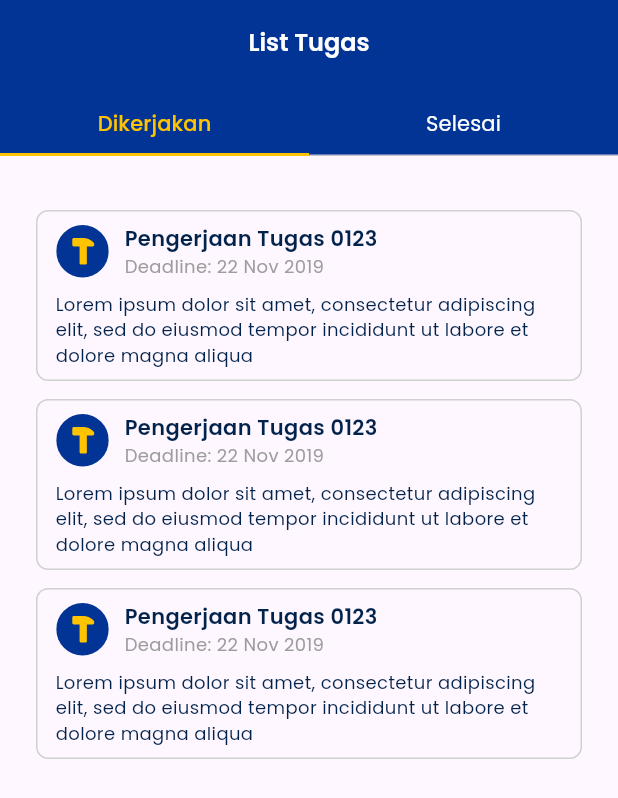
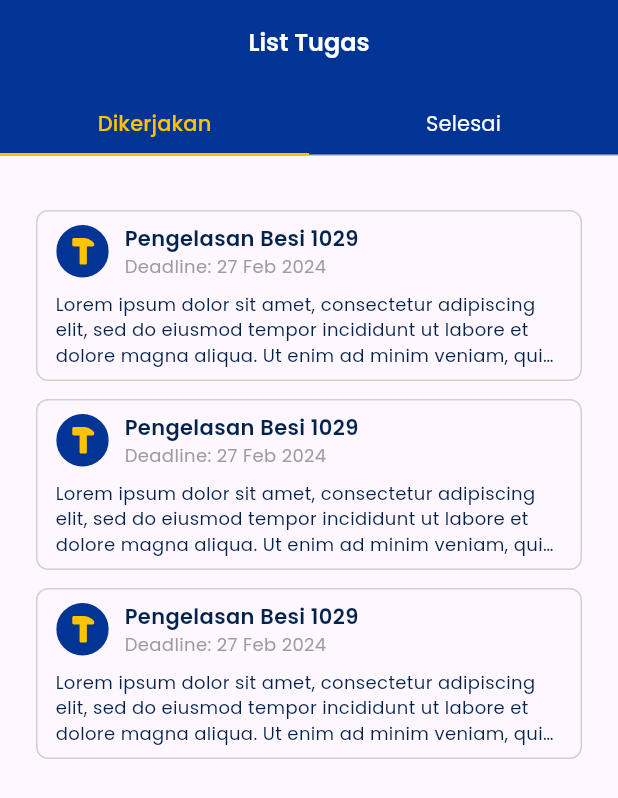
Before and after one commit to SenjaKids/POS-SumaJayaAnugerah, a Flutter app: the TasksStaffPage screen opened directly, on a phone screen of 412 x 824 dp. Shown: the top 798 px of the screen. Run offline on Flutter 3.47's test engine with Material 3 defaults, Android fonts, the phone set to English and light mode, and no system bars; our stand-ins replace flutter_svg.

Commit message:
feat: Create task detail page for staff

```diff
--- a/lib/features/Auth/presentation/pages/login.dart
+++ b/lib/features/Auth/presentation/pages/login.dart
@@ -42,7 +42,7 @@ class LoginPage extends StatelessWidget {
                 children: [
                   const SJATextField(
                     variant: SJATextFieldType.iconInside,
-                    label: 'Username',
+                    label: 'Email',
                     prefixIcon: 'user',
                   ),
                   const SizedBox(height: 16),
--- a/lib/features/Orders/presentation/pages/tasks_staff.dart
+++ b/lib/features/Orders/presentation/pages/tasks_staff.dart
@@ -31,7 +31,16 @@ class TasksStaffPage extends StatelessWidget {
       padding: const EdgeInsets.symmetric(horizontal: 24, vertical: 36),
       itemCount: 3,
       separatorBuilder: (context, index) => const SizedBox(height: 12),
-      itemBuilder: (context, index) => const TaskCard(),
+      itemBuilder: (context, index) => GestureDetector(
+        onTap: () => Navigator.pushNamed(context, '/task-details-staff',
+            arguments: false),
+        child: const TaskCard(
+          title: 'Pengelasan Besi 1029',
+          subTitle: 'Deadline: 27 Feb 2024',
+          description:
+              'Lorem ipsum dolor sit amet, consectetur adipiscing elit, sed do eiusmod tempor incididunt ut labore et dolore magna aliqua. Ut enim ad minim veniam, quis nostrud exercitation ullamco laboris nisi ut aliquip ex ea commodo consequat. Duis aute',
+        ),
+      ),
     );
   }
 
@@ -40,7 +49,16 @@ class TasksStaffPage extends StatelessWidget {
       padding: const EdgeInsets.symmetric(horizontal: 24, vertical: 36),
       itemCount: 10,
       separatorBuilder: (context, index) => const SizedBox(height: 12),
-      itemBuilder: (context, index) => const TaskCard(),
+      itemBuilder: (context, index) => GestureDetector(
+        onTap: () => Navigator.pushNamed(context, '/task-details-staff',
+            arguments: true),
+        child: const TaskCard(
+          title: 'Pemasangan Balok Besi PT. Jaya',
+          subTitle: 'Selesai pada 20 Des 2023',
+          description:
+              'Lorem ipsum dolor sit amet, consectetur adipiscing elit, sed do eiusmod tempor incididunt ut labore et dolore magna aliqua. Ut enim ad minim veniam, quis nostrud exercitation ullamco laboris nisi ut aliquip ex ea commodo consequat. Duis aute',
+        ),
+      ),
     );
   }
 
--- a/lib/features/Orders/presentation/widgets/task_card.dart
+++ b/lib/features/Orders/presentation/widgets/task_card.dart
@@ -4,7 +4,12 @@ import 'package:suma_jaya_anugerah/features/shared/theme/app_color.dart';
 import 'package:suma_jaya_anugerah/features/shared/theme/app_text_style.dart';
 
 class TaskCard extends StatelessWidget {
-  const TaskCard({super.key});
+  final String title, subTitle, description;
+  const TaskCard(
+      {super.key,
+      required this.title,
+      required this.subTitle,
+      required this.description});
 
   @override
   Widget build(BuildContext context) {
@@ -29,13 +34,13 @@ class TaskCard extends StatelessWidget {
                   crossAxisAlignment: CrossAxisAlignment.start,
                   children: [
                     Text(
-                      'Pengerjaan Tugas 0123',
+                      title,
                       style: SJATextStyle.titleS(),
                       overflow: TextOverflow.ellipsis,
                       maxLines: 1,
                     ),
                     Text(
-                      'Deadline: 22 Nov 2019',
+                      subTitle,
                       style: SJATextStyle.bodyS(color: AppColor.grey_1),
                       overflow: TextOverflow.ellipsis,
                       maxLines: 1,
@@ -47,7 +52,7 @@ class TaskCard extends StatelessWidget {
           ),
           const SizedBox(height: 8),
           Text(
-            'Lorem ipsum dolor sit amet, consectetur adipiscing elit, sed do eiusmod tempor incididunt ut labore et dolore magna aliqua',
+            description,
             style: SJATextStyle.bodyS(),
             maxLines: 3,
             overflow: TextOverflow.ellipsis,
--- a/lib/features/Profile/presentation/pages/home_staff.dart
+++ b/lib/features/Profile/presentation/pages/home_staff.dart
@@ -1,5 +1,6 @@
 import 'package:flutter/material.dart';
 import 'package:flutter_svg/svg.dart';
+import 'package:suma_jaya_anugerah/features/Orders/presentation/widgets/task_card.dart';
 import 'package:suma_jaya_anugerah/features/shared/theme/app_color.dart';
 import 'package:suma_jaya_anugerah/features/shared/theme/app_text_style.dart';
 import 'package:suma_jaya_anugerah/features/shared/widgets/sja_card.dart';
@@ -119,6 +120,13 @@ class HomeStaffPage extends StatelessWidget {
                           ),
                         ],
                       ),
+                      const SizedBox(height: 12),
+                      const TaskCard(
+                        title: 'Pengelasan Besi 1029',
+                        subTitle: 'Deadline: 27 Feb 2024',
+                        description:
+                            'Lorem ipsum dolor sit amet, consectetur adipiscing elit, sed do eiusmod tempor incididunt ut labore et dolore magna aliqua. Ut enim ad minim veniam, quis nostrud exercitation ullamco laboris nisi ut aliquip ex ea commodo consequat. Duis aute',
+                      ),
                       const SizedBox(height: 32),
                       Row(
                         crossAxisAlignment: CrossAxisAlignment.center,
--- a/lib/main.dart
+++ b/lib/main.dart
@@ -2,6 +2,7 @@ import 'package:flutter/material.dart';
 import 'package:suma_jaya_anugerah/App/nav_staff.dart';
 import 'package:suma_jaya_anugerah/features/Auth/presentation/pages/login.dart';
 import 'package:suma_jaya_anugerah/features/Auth/presentation/pages/splashscreen.dart';
+import 'package:suma_jaya_anugerah/features/Orders/presentation/pages/task_details_staff.dart';
 import 'package:suma_jaya_anugerah/features/Profile/presentation/pages/home_staff.dart';
 import 'package:suma_jaya_anugerah/features/Profile/presentation/pages/profile.dart';
 import 'package:suma_jaya_anugerah/features/Tools/presentation/pages/tools_details_staff.dart';
@@ -31,6 +32,9 @@ class MainApp extends StatelessWidget {
               borrowStatus: ModalRoute.of(context)!.settings.arguments as int,
             ),
         '/tools-request-form': (context) => const ToolsRequestFormPage(),
+        '/task-details-staff': (context) => TaskDetailsStaffPage(
+              isDone: ModalRoute.of(context)!.settings.arguments as bool,
+            ),
       },
       theme: ThemeData(
         fontFamily: 'Poppins',
```
Also changed, not shown: lib/features/Orders/presentation/pages/task_details_staff.dart (added, +218 -0 lines).
